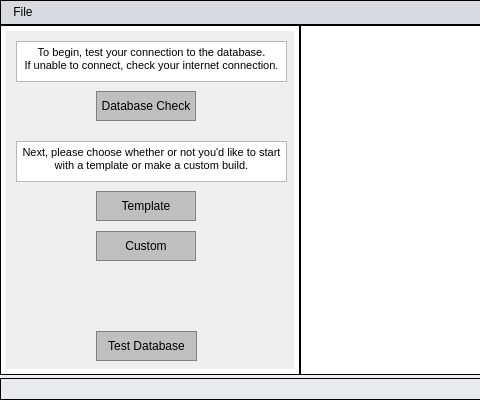
Before: the Qt Designer form mainwindow.ui in ameigen/cpr_proj, drawn with Qt 5; both pictures show x 0 to 480 and y 0 to 400 of the 800 by 400 pixel window.
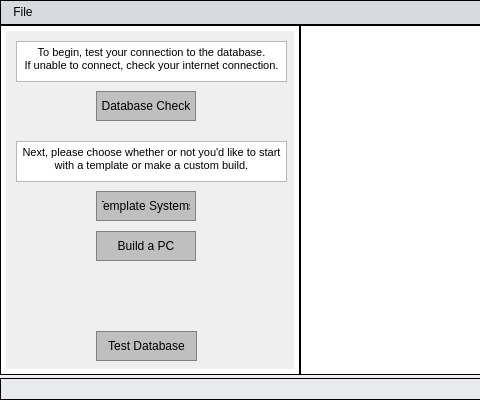
After: the same form once the commit is applied. Icons and pictures are not drawn.

What changed in the file:
```diff
--- a/mainwindow.ui
+++ b/mainwindow.ui
@@ -65,7 +65,7 @@
 }</string>
       </property>
       <property name="text">
-       <string>Template</string>
+       <string>Template Systems</string>
       </property>
      </widget>
      <widget class="QPushButton" name="customBut">
@@ -91,7 +91,7 @@
 }</string>
       </property>
       <property name="text">
-       <string>Custom</string>
+       <string>Build a PC</string>
       </property>
      </widget>
      <widget class="QPushButton" name="dataBaseCheck">
```
Left out of the diff: 2 changed lines with no effect on the pictures.
